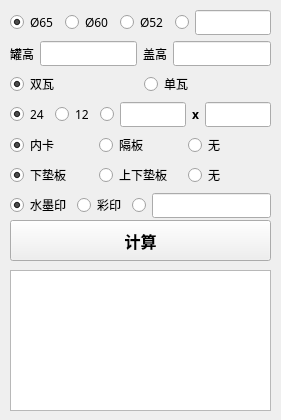
First picture: the form in gui.ui, repository rs755/zhixiang, before the edit.
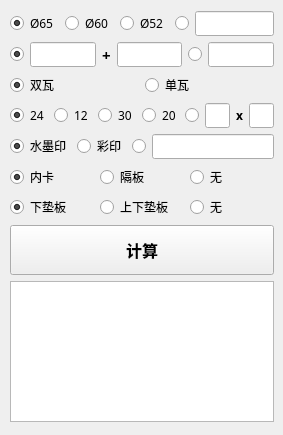
Second picture: the form after the edit.

The edit to the form file:
```diff
--- a/gui.ui
+++ b/gui.ui
@@ -6,58 +6,21 @@
    <rect>
     <x>0</x>
     <y>0</y>
-    <width>281</width>
-    <height>420</height>
+    <width>283</width>
+    <height>435</height>
    </rect>
   </property>
   <property name="windowTitle">
    <string>纸箱规格计算</string>
   </property>
   <widget class="QWidget" name="centralwidget">
-   <widget class="QPushButton" name="pushButton">
-    <property name="geometry">
-     <rect>
-      <x>10</x>
-      <y>220</y>
-      <width>261</width>
-      <height>41</height>
-     </rect>
-    </property>
-    <property name="font">
-     <font>
-      <family>微软雅黑</family>
-      <pointsize>12</pointsize>
-      <weight>75</weight>
-      <bold>true</bold>
-     </font>
-    </property>
-    <property name="text">
-     <string>计算</string>
-    </property>
-   </widget>
-   <widget class="QTextBrowser" name="textBrowser">
-    <property name="geometry">
-     <rect>
-      <x>10</x>
-      <y>270</y>
-      <width>261</width>
-      <height>141</height>
-     </rect>
-    </property>
-    <property name="font">
-     <font>
-      <family>微软雅黑</family>
-      <pointsize>12</pointsize>
-     </font>
-    </property>
-   </widget>
    <widget class="QWidget" name="layoutWidget">
     <property name="geometry">
      <rect>
       <x>10</x>
-      <y>10</y>
-      <width>261</width>
-      <height>209</height>
+      <y>11</y>
+      <width>264</width>
+      <height>411</height>
      </rect>
     </property>
     <layout class="QVBoxLayout" name="verticalLayout">
@@ -149,7 +112,10 @@
      <item>
       <layout class="QHBoxLayout" name="horizontalLayout_6">
        <item>
-        <widget class="QLabel" name="label_3">
+        <widget class="QRadioButton" name="radioButton_guangaigao">
+         <property name="enabled">
+          <bool>true</bool>
+         </property>
          <property name="font">
           <font>
            <family>微软雅黑</family>
@@ -158,18 +124,33 @@
           </font>
          </property>
          <property name="text">
+          <string/>
+         </property>
+         <property name="checked">
+          <bool>true</bool>
+         </property>
+         <attribute name="buttonGroup">
+          <string notr="true">buttonGroup_7</string>
+         </attribute>
+        </widget>
+       </item>
+       <item>
+        <widget class="QLineEdit" name="lineEdit_guangao">
+         <property name="font">
+          <font>
+           <family>微软雅黑</family>
+           <weight>50</weight>
+           <bold>false</bold>
+          </font>
+         </property>
+         <property name="toolTip">
           <string>罐高</string>
          </property>
-        </widget>
-       </item>
-       <item>
-        <widget class="QLineEdit" name="lineEdit_4">
-         <property name="font">
-          <font>
-           <family>微软雅黑</family>
-           <weight>50</weight>
-           <bold>false</bold>
-          </font>
+         <property name="statusTip">
+          <string/>
+         </property>
+         <property name="whatsThis">
+          <string/>
          </property>
          <property name="text">
           <string/>
@@ -184,17 +165,48 @@
          <property name="font">
           <font>
            <family>微软雅黑</family>
+           <pointsize>11</pointsize>
+           <weight>75</weight>
+           <bold>true</bold>
+          </font>
+         </property>
+         <property name="text">
+          <string>+</string>
+         </property>
+        </widget>
+       </item>
+       <item>
+        <widget class="QLineEdit" name="lineEdit_gaigao">
+         <property name="font">
+          <font>
+           <family>微软雅黑</family>
            <weight>50</weight>
            <bold>false</bold>
           </font>
          </property>
-         <property name="text">
+         <property name="toolTip">
           <string>盖高</string>
          </property>
+         <property name="text">
+          <string/>
+         </property>
         </widget>
        </item>
        <item>
-        <widget class="QLineEdit" name="lineEdit_5">
+        <widget class="QRadioButton" name="radioButton_guanzonggao">
+         <property name="text">
+          <string/>
+         </property>
+         <property name="checked">
+          <bool>false</bool>
+         </property>
+         <attribute name="buttonGroup">
+          <string notr="true">buttonGroup_7</string>
+         </attribute>
+        </widget>
+       </item>
+       <item>
+        <widget class="QLineEdit" name="lineEdit_guanzonggao">
          <property name="font">
           <font>
            <family>微软雅黑</family>
@@ -202,6 +214,12 @@
            <bold>false</bold>
           </font>
          </property>
+         <property name="toolTip">
+          <string>总高</string>
+         </property>
+         <property name="text">
+          <string/>
+         </property>
         </widget>
        </item>
       </layout>
@@ -287,7 +305,39 @@
         </widget>
        </item>
        <item>
-        <widget class="QRadioButton" name="radioButton_5">
+        <widget class="QRadioButton" name="radioButton_p3">
+         <property name="font">
+          <font>
+           <family>微软雅黑</family>
+           <weight>50</weight>
+           <bold>false</bold>
+          </font>
+         </property>
+         <property name="text">
+          <string>30</string>
+         </property>
+         <attribute name="buttonGroup">
+          <string notr="true">buttonGroup_3</string>
+         </attribute>
+        </widget>
+       </item>
+       <item>
+        <widget class="QRadioButton" name="radioButton_p4">
+         <property name="font">
+          <font>
+           <family>微软雅黑</family>
+          </font>
+         </property>
+         <property name="text">
+          <string>20</string>
+         </property>
+         <attribute name="buttonGroup">
+          <string notr="true">buttonGroup_3</string>
+         </attribute>
+        </widget>
+       </item>
+       <item>
+        <widget class="QRadioButton" name="radioButton_p5">
          <property name="text">
           <string/>
          </property>
@@ -297,7 +347,13 @@
         </widget>
        </item>
        <item>
-        <widget class="QLineEdit" name="lineEdit">
+        <widget class="QLineEdit" name="lineEdit_p5h">
+         <property name="maximumSize">
+          <size>
+           <width>25</width>
+           <height>16777215</height>
+          </size>
+         </property>
          <property name="font">
           <font>
            <family>微软雅黑</family>
@@ -328,7 +384,13 @@
         </widget>
        </item>
        <item>
-        <widget class="QLineEdit" name="lineEdit_2">
+        <widget class="QLineEdit" name="lineEdit_p5s">
+         <property name="maximumSize">
+          <size>
+           <width>25</width>
+           <height>16777215</height>
+          </size>
+         </property>
          <property name="font">
           <font>
            <family>微软雅黑</family>
@@ -340,6 +402,81 @@
        </item>
       </layout>
      </item>
+     <item>
+      <layout class="QHBoxLayout" name="horizontalLayout_7">
+       <item>
+        <widget class="QRadioButton" name="radioButton_y1">
+         <property name="font">
+          <font>
+           <family>微软雅黑</family>
+           <weight>50</weight>
+           <bold>false</bold>
+          </font>
+         </property>
+         <property name="text">
+          <string>水墨印</string>
+         </property>
+         <property name="checked">
+          <bool>true</bool>
+         </property>
+         <attribute name="buttonGroup">
+          <string notr="true">buttonGroup_6</string>
+         </attribute>
+        </widget>
+       </item>
+       <item>
+        <widget class="QRadioButton" name="radioButton_y2">
+         <property name="font">
+          <font>
+           <family>微软雅黑</family>
+           <weight>50</weight>
+           <bold>false</bold>
+          </font>
+         </property>
+         <property name="text">
+          <string>彩印</string>
+         </property>
+         <attribute name="buttonGroup">
+          <string notr="true">buttonGroup_6</string>
+         </attribute>
+        </widget>
+       </item>
+       <item>
+        <widget class="QRadioButton" name="radioButton_y3">
+         <property name="font">
+          <font>
+           <family>微软雅黑</family>
+           <weight>75</weight>
+           <bold>true</bold>
+          </font>
+         </property>
+         <property name="text">
+          <string/>
+         </property>
+         <attribute name="buttonGroup">
+          <string notr="true">buttonGroup_6</string>
+         </attribute>
+        </widget>
+       </item>
+       <item>
+        <widget class="QLineEdit" name="lineEdit_y3">
+         <property name="font">
+          <font>
+           <family>微软雅黑</family>
+           <weight>50</weight>
+           <bold>false</bold>
+          </font>
+         </property>
+         <property name="text">
+          <string/>
+         </property>
+         <property name="frame">
+          <bool>true</bool>
+         </property>
+        </widget>
+       </item>
+      </layout>
+     </item>
      <item>
       <layout class="QHBoxLayout" name="horizontalLayout_3">
        <item>
@@ -457,79 +594,37 @@
       </layout>
      </item>
      <item>
-      <layout class="QHBoxLayout" name="horizontalLayout_7">
-       <item>
-        <widget class="QRadioButton" name="radioButton_16">
-         <property name="font">
-          <font>
-           <family>微软雅黑</family>
-           <weight>50</weight>
-           <bold>false</bold>
-          </font>
-         </property>
-         <property name="text">
-          <string>水墨印</string>
-         </property>
-         <property name="checked">
-          <bool>true</bool>
-         </property>
-         <attribute name="buttonGroup">
-          <string notr="true">buttonGroup_6</string>
-         </attribute>
-        </widget>
-       </item>
-       <item>
-        <widget class="QRadioButton" name="radioButton_17">
-         <property name="font">
-          <font>
-           <family>微软雅黑</family>
-           <weight>50</weight>
-           <bold>false</bold>
-          </font>
-         </property>
-         <property name="text">
-          <string>彩印</string>
-         </property>
-         <attribute name="buttonGroup">
-          <string notr="true">buttonGroup_6</string>
-         </attribute>
-        </widget>
-       </item>
-       <item>
-        <widget class="QRadioButton" name="radioButton_18">
-         <property name="font">
-          <font>
-           <family>微软雅黑</family>
-           <weight>75</weight>
-           <bold>true</bold>
-          </font>
-         </property>
-         <property name="text">
-          <string/>
-         </property>
-         <attribute name="buttonGroup">
-          <string notr="true">buttonGroup_6</string>
-         </attribute>
-        </widget>
-       </item>
-       <item>
-        <widget class="QLineEdit" name="lineEdit_6">
-         <property name="font">
-          <font>
-           <family>微软雅黑</family>
-           <weight>50</weight>
-           <bold>false</bold>
-          </font>
-         </property>
-         <property name="text">
-          <string/>
-         </property>
-         <property name="frame">
-          <bool>true</bool>
-         </property>
-        </widget>
-       </item>
-      </layout>
+      <widget class="QPushButton" name="pushButton">
+       <property name="minimumSize">
+        <size>
+         <width>250</width>
+         <height>50</height>
+        </size>
+       </property>
+       <property name="font">
+        <font>
+         <family>微软雅黑</family>
+         <pointsize>12</pointsize>
+         <weight>75</weight>
+         <bold>true</bold>
+        </font>
+       </property>
+       <property name="text">
+        <string>计算</string>
+       </property>
+      </widget>
+     </item>
+     <item>
+      <widget class="QPlainTextEdit" name="plainTextEdit">
+       <property name="font">
+        <font>
+         <family>Agency FB</family>
+         <pointsize>18</pointsize>
+         <weight>50</weight>
+         <bold>false</bold>
+        </font>
+       </property>
+      </widget>
      </item>
     </layout>
    </widget>
```
Left out of the diff: 44 changed lines with no effect on the pictures.
